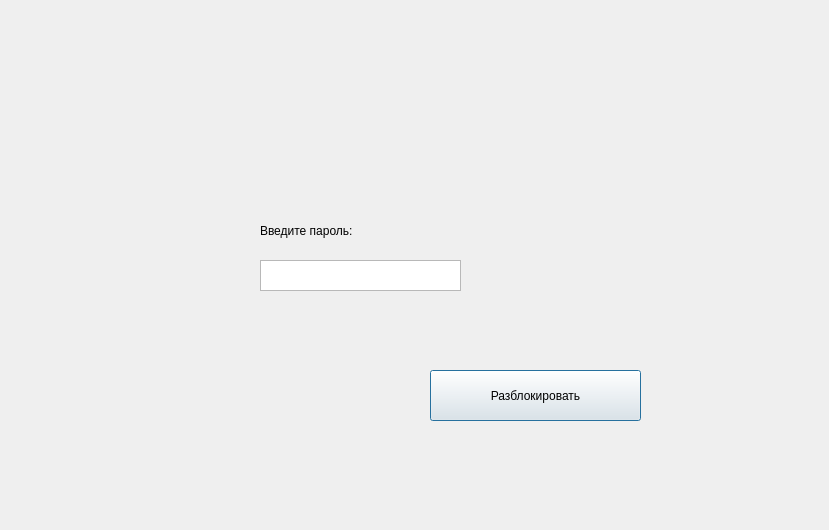
This is unlockbasewidget.ui in SNEGIKON13/Password-Manager as Qt 5 draws it before an edit. The edited form follows.
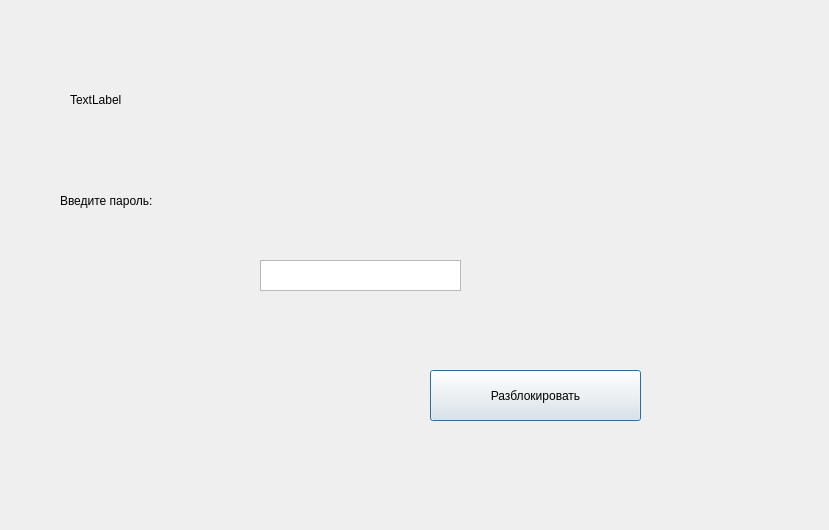
This is the edited form.

```diff
--- a/unlockbasewidget.ui
+++ b/unlockbasewidget.ui
@@ -16,8 +16,8 @@
   <widget class="QLabel" name="label">
    <property name="geometry">
     <rect>
-     <x>260</x>
-     <y>210</y>
+     <x>60</x>
+     <y>180</y>
      <width>131</width>
      <height>41</height>
     </rect>
@@ -49,6 +49,19 @@
     <string>Разблокировать</string>
    </property>
   </widget>
+  <widget class="QLabel" name="label_2">
+   <property name="geometry">
+    <rect>
+     <x>70</x>
+     <y>90</y>
+     <width>63</width>
+     <height>20</height>
+    </rect>
+   </property>
+   <property name="text">
+    <string>TextLabel</string>
+   </property>
+  </widget>
  </widget>
  <resources/>
  <connections/>
```
